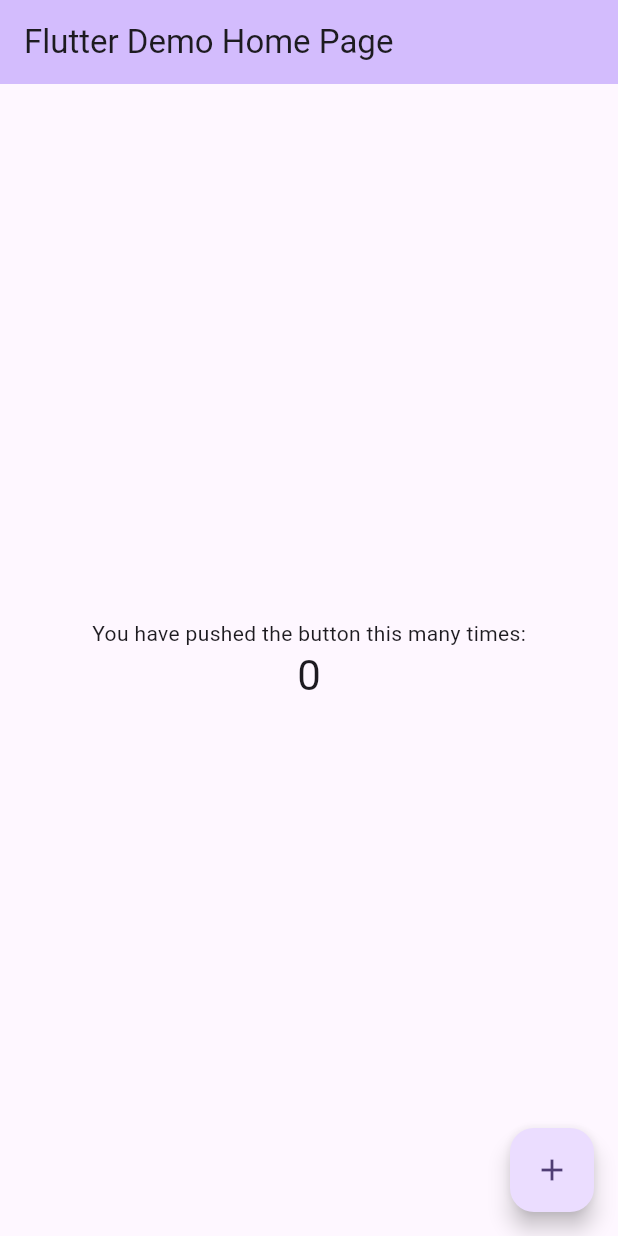
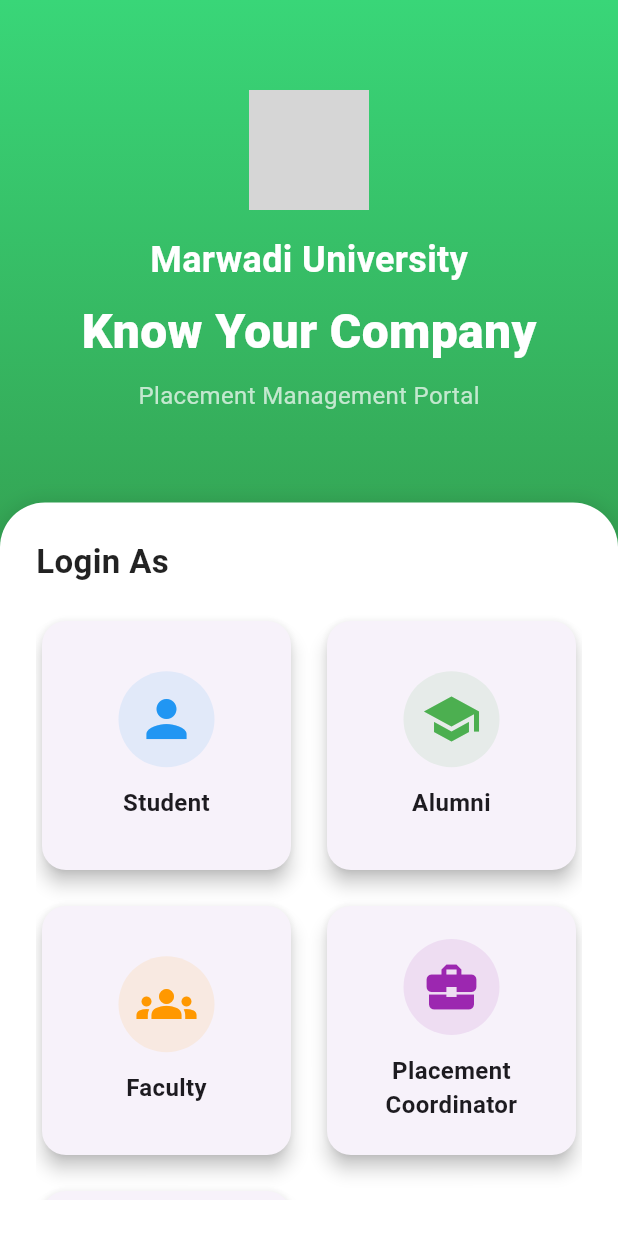
Before and after one commit to Shyamavagadiya/HCD_project, a Flutter app: the screen it shows after launch, on a phone screen of 412 x 824 dp. Run offline on Flutter 3.47's test engine with Material 3 defaults, Android fonts, the phone set to English and light mode, and no system bars; Roboto replaces fonts that are missing (Poppins); grey boxes are pictures that could not be loaded.

Commit message:
Front page of Know your company

```diff
--- a/lib/main.dart
+++ b/lib/main.dart
@@ -1,122 +1,257 @@
 import 'package:flutter/material.dart';
 
 void main() {
-  runApp(const MyApp());
+  runApp(const PlacementApp());
 }
 
-class MyApp extends StatelessWidget {
-  const MyApp({super.key});
+class PlacementApp extends StatelessWidget {
+  const PlacementApp({Key? key}) : super(key: key);
 
-  // This widget is the root of your application.
   @override
   Widget build(BuildContext context) {
     return MaterialApp(
-      title: 'Flutter Demo',
+      title: 'Know Your Company',
+      debugShowCheckedModeBanner: false,
       theme: ThemeData(
-        // This is the theme of your application.
-        //
-        // TRY THIS: Try running your application with "flutter run". You'll see
-        // the application has a purple toolbar. Then, without quitting the app,
-        // try changing the seedColor in the colorScheme below to Colors.green
-        // and then invoke "hot reload" (save your changes or press the "hot
-        // reload" button in a Flutter-supported IDE, or press "r" if you used
-        // the command line to start the app).
-        //
-        // Notice that the counter didn't reset back to zero; the application
-        // state is not lost during the reload. To reset the state, use hot
-        // restart instead.
-        //
-        // This works for code too, not just values: Most code changes can be
-        // tested with just a hot reload.
-        colorScheme: ColorScheme.fromSeed(seedColor: Colors.deepPurple),
+        primarySwatch: Colors.blue,
+        useMaterial3: true,
+        fontFamily: 'Poppins',
       ),
-      home: const MyHomePage(title: 'Flutter Demo Home Page'),
+      home: const LandingPage(),
     );
   }
 }
 
-class MyHomePage extends StatefulWidget {
-  const MyHomePage({super.key, required this.title});
-
-  // This widget is the home page of your application. It is stateful, meaning
-  // that it has a State object (defined below) that contains fields that affect
-  // how it looks.
-
-  // This class is the configuration for the state. It holds the values (in this
-  // case the title) provided by the parent (in this case the App widget) and
-  // used by the build method of the State. Fields in a Widget subclass are
-  // always marked "final".
-
-  final String title;
-
-  @override
-  State<MyHomePage> createState() => _MyHomePageState();
-}
-
-class _MyHomePageState extends State<MyHomePage> {
-  int _counter = 0;
-
-  void _incrementCounter() {
-    setState(() {
-      // This call to setState tells the Flutter framework that something has
-      // changed in this State, which causes it to rerun the build method below
-      // so that the display can reflect the updated values. If we changed
-      // _counter without calling setState(), then the build method would not be
-      // called again, and so nothing would appear to happen.
-      _counter++;
-    });
-  }
+class LandingPage extends StatelessWidget {
+  const LandingPage({Key? key}) : super(key: key);
 
   @override
   Widget build(BuildContext context) {
-    // This method is rerun every time setState is called, for instance as done
-    // by the _incrementCounter method above.
-    //
-    // The Flutter framework has been optimized to make rerunning build methods
-    // fast, so that you can just rebuild anything that needs updating rather
-    // than having to individually change instances of widgets.
     return Scaffold(
-      appBar: AppBar(
-        // TRY THIS: Try changing the color here to a specific color (to
-        // Colors.amber, perhaps?) and trigger a hot reload to see the AppBar
-        // change color while the other colors stay the same.
-        backgroundColor: Theme.of(context).colorScheme.inversePrimary,
-        // Here we take the value from the MyHomePage object that was created by
-        // the App.build method, and use it to set our appbar title.
-        title: Text(widget.title),
+      body: Stack(
+        children: [
+          // Background gradient
+          Container(
+            decoration: BoxDecoration(
+              gradient: LinearGradient(
+                begin: Alignment.topCenter,
+                end: Alignment.bottomCenter,
+                colors: [const Color.fromARGB(255, 57, 214, 120), const Color.fromARGB(255, 46, 101, 38)],
+              ),
+            ),
+          ),
+          // Main content
+          SafeArea(
+            child: Column(
+              crossAxisAlignment: CrossAxisAlignment.stretch,
+              children: [
+                // Logo and university name
+                Padding(
+                  padding: const EdgeInsets.all(20.0),
+                  child: Column(
+                    children: [
+                      const SizedBox(height: 40),
+                      Image.asset(
+                        'assets/university_logo.png',
+                        height: 80,
+                        // Use placeholder while developing
+                        errorBuilder: (context, error, stackTrace) => Container(
+                          height: 80,
+                          width: 80,
+                          decoration: BoxDecoration(
+                            color: Colors.white.withOpacity(0.7),
+                            shape: BoxShape.circle,
+                          ),
+                          child: const Icon(Icons.school, size: 50, color: Colors.indigo),
+                        ),
+                      ),
+                      const SizedBox(height: 16),
+                      const Text(
+                        'Marwadi University',
+                        style: TextStyle(
+                          color: Colors.white,
+                          fontSize: 24,
+                          fontWeight: FontWeight.bold,
+                        ),
+                      ),
+                      const SizedBox(height: 8),
+                      const Text(
+                        'Know Your Company',
+                        style: TextStyle(
+                          color: Colors.white,
+                          fontSize: 32,
+                          fontWeight: FontWeight.w800,
+                        ),
+                      ),
+                      const SizedBox(height: 8),
+                      const Text(
+                        'Placement Management Portal',
+                        style: TextStyle(
+                          color: Colors.white70,
+                          fontSize: 16,
+                        ),
+                      ),
+                    ],
+                  ),
+                ),
+
+                const SizedBox(height: 40),
+
+                // User role selection
+                Expanded(
+                  child: Container(
+                    padding: const EdgeInsets.all(24),
+                    decoration: BoxDecoration(
+                      color: Colors.white,
+                      borderRadius: const BorderRadius.only(
+                        topLeft: Radius.circular(30),
+                        topRight: Radius.circular(30),
+                      ),
+                      boxShadow: [
+                        BoxShadow(
+                          color: Colors.black.withOpacity(0.1),
+                          spreadRadius: 1,
+                          blurRadius: 10,
+                        ),
+                      ],
+                    ),
+                    child: Column(
+                      crossAxisAlignment: CrossAxisAlignment.start,
+                      children: [
+                        const Text(
+                          'Login As',
+                          style: TextStyle(
+                            fontSize: 22,
+                            fontWeight: FontWeight.bold,
+                            color: Colors.black87,
+                          ),
+                        ),
+                        const SizedBox(height: 20),
+                        Expanded(
+                          child: GridView.count(
+                            crossAxisCount: 2,
+                            mainAxisSpacing: 16,
+                            crossAxisSpacing: 16,
+                            children: [
+                              _buildRoleCard(
+                                context,
+                                'Student',
+                                Icons.person,
+                                Colors.blue,
+                                () => _navigateToLogin(context, 'Student'),
+                              ),
+                              _buildRoleCard(
+                                context,
+                                'Alumni',
+                                Icons.school,
+                                Colors.green,
+                                () => _navigateToLogin(context, 'Alumni'),
+                              ),
+                              _buildRoleCard(
+                                context,
+                                'Faculty',
+                                Icons.groups,
+                                Colors.orange,
+                                () => _navigateToLogin(context, 'Faculty'),
+                              ),
+                              _buildRoleCard(
+                                context,
+                                'Placement Coordinator',
+                                Icons.business_center,
+                                Colors.purple,
+                                () => _navigateToLogin(context, 'Coordinator'),
+                              ),
+                              _buildRoleCard(
+                                context,
+                                'HOD',
+                                Icons.account_balance,
+                                Colors.red,
+                                () => _navigateToLogin(context, 'HOD'),
+                              ),
+                            ],
+                          ),
+                        ),
+                      ],
+                    ),
+                  ),
+                ),
+              ],
+            ),
+          ),
+
+          // Version info
+          Positioned(
+            bottom: 10,
+            right: 10,
+            child: Text(
+              'v1.0.0',
+              style: TextStyle(
+                color: Colors.white.withOpacity(0.7),
+                fontSize: 12,
+              ),
+            ),
+          ),
+        ],
       ),
-      body: Center(
-        // Center is a layout widget. It takes a single child and positions it
-        // in the middle of the parent.
-        child: Column(
-          // Column is also a layout widget. It takes a list of children and
-          // arranges them vertically. By default, it sizes itself to fit its
-          // children horizontally, and tries to be as tall as its parent.
-          //
-          // Column has various properties to control how it sizes itself and
-          // how it positions its children. Here we use mainAxisAlignment to
-          // center the children vertically; the main axis here is the vertical
-          // axis because Columns are vertical (the cross axis would be
-          // horizontal).
-          //
-          // TRY THIS: Invoke "debug painting" (choose the "Toggle Debug Paint"
-          // action in the IDE, or press "p" in the console), to see the
-          // wireframe for each widget.
-          mainAxisAlignment: MainAxisAlignment.center,
-          children: <Widget>[
-            const Text('You have pushed the button this many times:'),
-            Text(
-              '$_counter',
-              style: Theme.of(context).textTheme.headlineMedium,
-            ),
-          ],
+    );
+  }
+
+  Widget _buildRoleCard(
+    BuildContext context,
+    String title,
+    IconData icon,
+    Color color,
+    VoidCallback onTap,
+  ) {
+    return Card(
+      elevation: 5,
+      shape: RoundedRectangleBorder(
+        borderRadius: BorderRadius.circular(16),
+      ),
+      child: InkWell(
+        onTap: onTap,
+        borderRadius: BorderRadius.circular(16),
+        child: Padding(
+          padding: const EdgeInsets.all(16.0),
+          child: Column(
+            mainAxisAlignment: MainAxisAlignment.center,
+            children: [
+              Container(
+                padding: const EdgeInsets.all(12),
+                decoration: BoxDecoration(
+                  color: color.withOpacity(0.1),
+                  shape: BoxShape.circle,
+                ),
+                child: Icon(
+                  icon,
+                  size: 40,
+                  color: color,
+                ),
+              ),
+              const SizedBox(height: 12),
+              Text(
+                title,
+                textAlign: TextAlign.center,
+                style: const TextStyle(
+                  fontSize: 16,
+                  fontWeight: FontWeight.bold,
+                ),
+              ),
+            ],
+          ),
         ),
       ),
-      floatingActionButton: FloatingActionButton(
-        onPressed: _incrementCounter,
-        tooltip: 'Increment',
-        child: const Icon(Icons.add),
-      ), // This trailing comma makes auto-formatting nicer for build methods.
+    );
+  }
+
+  void _navigateToLogin(BuildContext context, String role) {
+    // To be implemented: Navigate to specific login page by role
+    ScaffoldMessenger.of(context).showSnackBar(
+      SnackBar(
+        content: Text('Logging in as $role'),
+        duration: const Duration(seconds: 1),
+        backgroundColor: const Color(0xFF1AB698),
+      ),
     );
   }
 }
```
Also changed, not shown: 1 other file.
